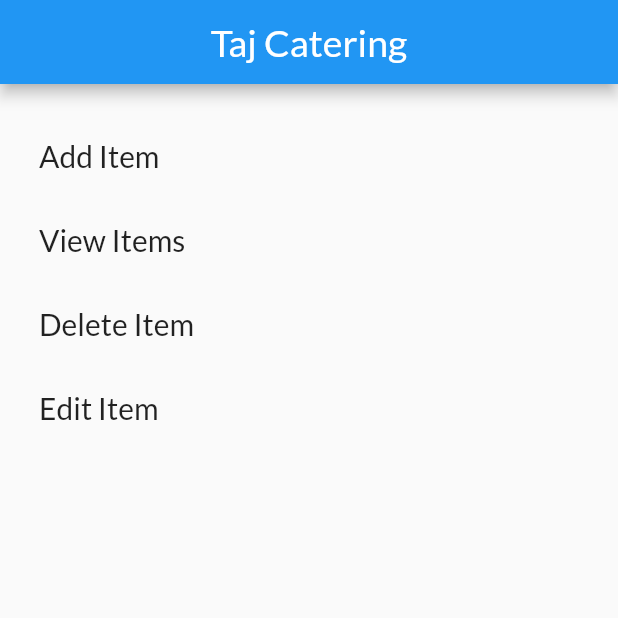
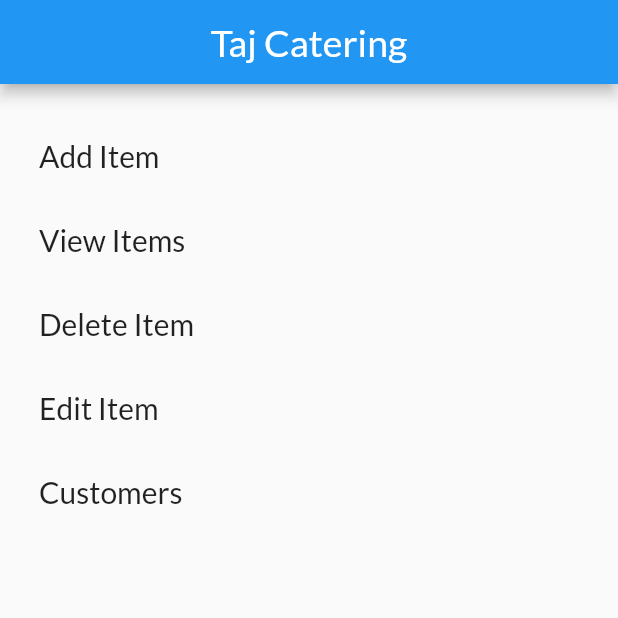
Before and after one commit to VarthanV/Taj-Hotel-App, a Flutter app: the screen it shows after launch, on a phone screen of 412 x 824 dp, the top half of it. Run offline on Flutter 3.47's test engine with Material 2 defaults, Android fonts, the phone set to English and light mode, and no system bars.

Commit message:
Added Customer View

```diff
--- a/lib/pages/homepage.dart
+++ b/lib/pages/homepage.dart
@@ -1,9 +1,9 @@
 import 'package:flutter/material.dart';
+import 'package:taj_app/pages/customers/customerDetailView.dart';
 
 import '../blocs/generalinfo.dart';
 import './items/additem.dart';
 import 'items/deleteitem.dart';
-import 'items/edititem.dart';
 import 'items/viewItem.dart';
 
 class HomePage extends StatefulWidget {
@@ -70,6 +70,16 @@ class _HomePageState extends State<HomePage> {
                 });
               },
             ),
+             ListTile(
+              title: Text("Customers",
+                  style: TextStyle(fontFamily: fontFamily, fontSize: 20.0)),
+              onTap: () {
+                setState(() {
+                  Navigator.of(context)
+                      .push(MaterialPageRoute(builder: (ctx) => CustomerView()));
+                });
+              },
+            ),
           ],
         ),
       ),
```
